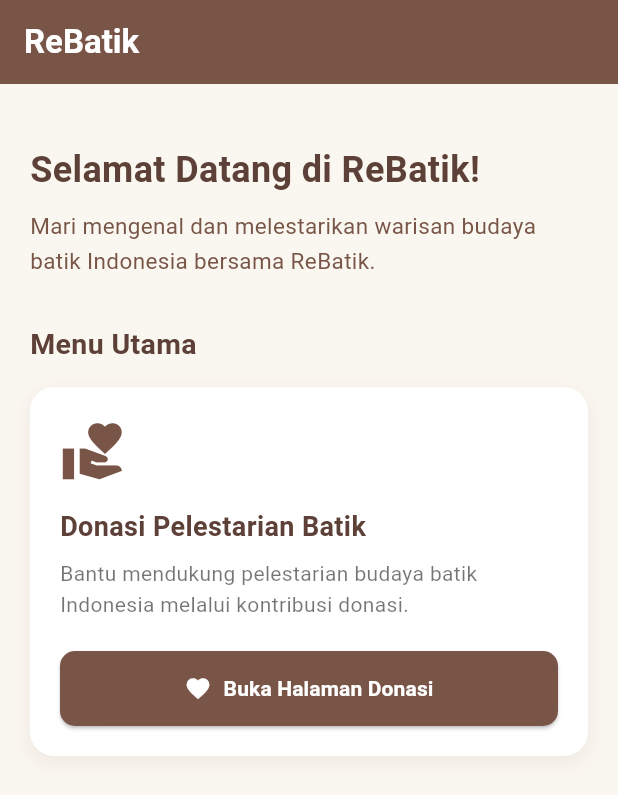
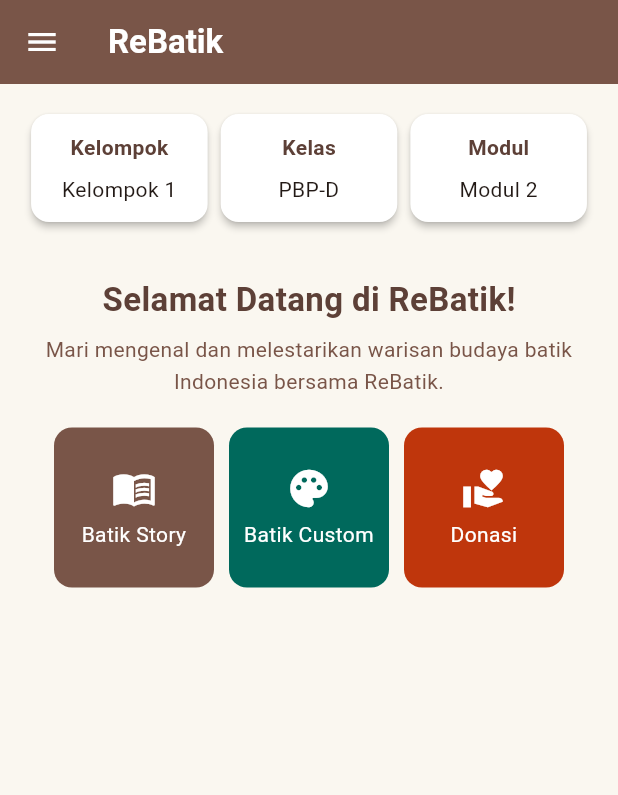
Before and after one commit to pbp-kelas-d-kelompok1-ReBatik/ReBatik-Mobile, a Flutter app: the screen it shows after launch, on a phone screen of 412 x 824 dp. Shown: the top 795 px of the screen. Run offline on Flutter 3.47's test engine with Material 3 defaults, Android fonts, the phone set to English and light mode, and no system bars.

Commit message:
menambahkan fitur batik story

```diff
--- a/lib/main.dart
+++ b/lib/main.dart
@@ -1,6 +1,6 @@
 import 'package:flutter/material.dart';
 
-import 'pages/rebatik_pages.dart';
+import 'package:rebatik_mobile/screens/menu.dart';
 
 void main() {
   runApp(const MyApp());
@@ -22,10 +22,10 @@ class MyApp extends StatelessWidget {
       ),
 
       // Halaman utama aplikasi
-      home: const ReBatikPage(),
+      home:  ReBatikPage(),
 
       // Daftar navigasi halaman
-      routes: {'/rebatik': (context) => const ReBatikPage()},
+      routes: {'/rebatik': (context) =>  ReBatikPage()},
     );
   }
 }
--- a/lib/pages/rebatik_pages.dart
+++ /dev/null
@@ -1,147 +0,0 @@
-import 'package:flutter/material.dart';
-
-import 'donasi/donasi_page.dart';
-
-class ReBatikPage extends StatelessWidget {
-  const ReBatikPage({super.key});
-
-  @override
-  Widget build(BuildContext context) {
-    return Scaffold(
-      backgroundColor: const Color(0xFFFAF7F0),
-
-      appBar: AppBar(
-        title: const Text(
-          'ReBatik',
-          style: TextStyle(fontWeight: FontWeight.bold),
-        ),
-        backgroundColor: const Color(0xFF795548),
-        foregroundColor: Colors.white,
-        elevation: 0,
-      ),
-
-      body: Padding(
-        padding: const EdgeInsets.all(20),
-        child: Column(
-          crossAxisAlignment: CrossAxisAlignment.start,
-          children: [
-            const SizedBox(height: 20),
-
-            const Text(
-              'Selamat Datang di ReBatik!',
-              style: TextStyle(
-                fontSize: 24,
-                fontWeight: FontWeight.bold,
-                color: Color(0xFF5D4037),
-              ),
-            ),
-
-            const SizedBox(height: 10),
-
-            const Text(
-              'Mari mengenal dan melestarikan warisan budaya batik Indonesia bersama ReBatik.',
-              style: TextStyle(fontSize: 15, color: Colors.brown, height: 1.5),
-            ),
-
-            const SizedBox(height: 30),
-
-            const Text(
-              'Menu Utama',
-              style: TextStyle(
-                fontSize: 19,
-                fontWeight: FontWeight.bold,
-                color: Color(0xFF5D4037),
-              ),
-            ),
-
-            const SizedBox(height: 15),
-
-            // MENU DONASI
-            Container(
-              width: double.infinity,
-              padding: const EdgeInsets.all(20),
-              decoration: BoxDecoration(
-                color: Colors.white,
-                borderRadius: BorderRadius.circular(16),
-                boxShadow: [
-                  BoxShadow(
-                    color: Colors.brown.withOpacity(0.10),
-                    blurRadius: 10,
-                    offset: const Offset(0, 4),
-                  ),
-                ],
-              ),
-
-              child: Column(
-                crossAxisAlignment: CrossAxisAlignment.start,
-                children: [
-                  const Icon(
-                    Icons.volunteer_activism,
-                    size: 45,
-                    color: Color(0xFF795548),
-                  ),
-
-                  const SizedBox(height: 15),
-
-                  const Text(
-                    'Donasi Pelestarian Batik',
-                    style: TextStyle(
-                      fontSize: 18,
-                      fontWeight: FontWeight.bold,
-                      color: Color(0xFF5D4037),
-                    ),
-                  ),
-
-                  const SizedBox(height: 8),
-
-                  const Text(
-                    'Bantu mendukung pelestarian budaya batik Indonesia melalui kontribusi donasi.',
-                    style: TextStyle(
-                      fontSize: 14,
-                      color: Colors.black54,
-                      height: 1.5,
-                    ),
-                  ),
-
-                  const SizedBox(height: 20),
-
-                  SizedBox(
-                    width: double.infinity,
-                    child: ElevatedButton.icon(
-                      onPressed: () {
-                        Navigator.push(
-                          context,
-                          MaterialPageRoute(
-                            builder: (context) => const DonasiPage(),
-                          ),
-                        );
-                      },
-
-                      icon: const Icon(Icons.favorite, color: Colors.white),
-
-                      label: const Text(
-                        'Buka Halaman Donasi',
-                        style: TextStyle(
-                          fontWeight: FontWeight.bold,
-                          color: Colors.white,
-                        ),
-                      ),
-
-                      style: ElevatedButton.styleFrom(
-                        backgroundColor: const Color(0xFF795548),
-                        padding: const EdgeInsets.symmetric(vertical: 15),
-                        shape: RoundedRectangleBorder(
-                          borderRadius: BorderRadius.circular(10),
-                        ),
-                      ),
-                    ),
-                  ),
-                ],
-              ),
-            ),
-          ],
-        ),
-      ),
-    );
-  }
-}
--- a/lib/pages/donasi/donasi_page.dart
+++ b/lib/screens/donasi/donasi_page.dart
@@ -1,4 +1,5 @@
 import 'package:flutter/material.dart';
+import 'package:rebatik_mobile/widgets/left_drawer.dart';
 
 class DonasiPage extends StatelessWidget {
   const DonasiPage({super.key});
@@ -16,6 +17,7 @@ class DonasiPage extends StatelessWidget {
         backgroundColor: const Color(0xFF795548),
         foregroundColor: Colors.white,
       ),
+      drawer: const LeftDrawer(),
 
       body: Center(
         child: Padding(
```
Also changed, not shown: lib/data/batik_data.dart (added, +127 -0 lines), lib/models/batik_motif.dart (added, +30 -0 lines), lib/screens/batik_story/batik_story_detail_page.dart (added, +159 -0 lines), lib/screens/batik_story/batik_story_page.dart (added, +124 -0 lines), lib/screens/menu.dart (renamed from lib/pages/screens/menu.dart, +3 -4 lines), lib/widgets/item_card.dart (renamed from lib/pages/widgets/item_card.dart, +7 -4 lines), lib/widgets/left_drawer.dart (renamed from lib/pages/widgets/left_drawer.dart, +8 -4 lines), lib/widgets/info_card.dart (renamed from lib/pages/widgets/info_card.dart).
